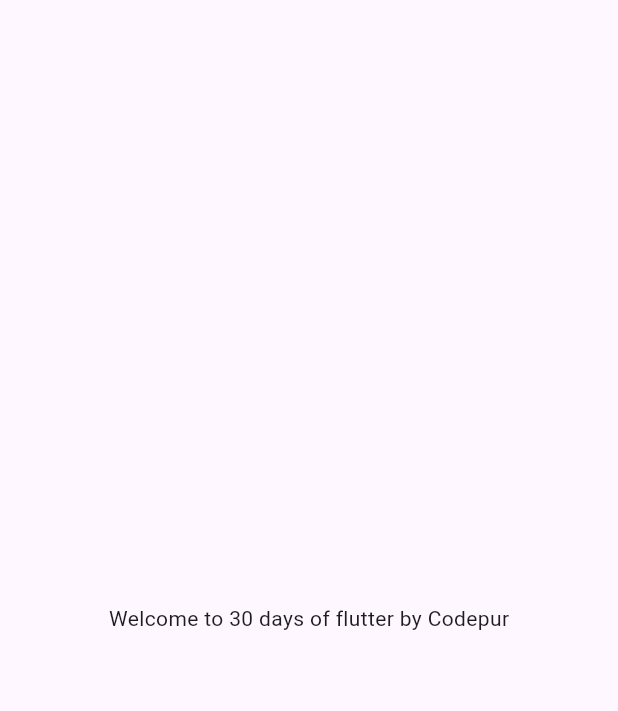
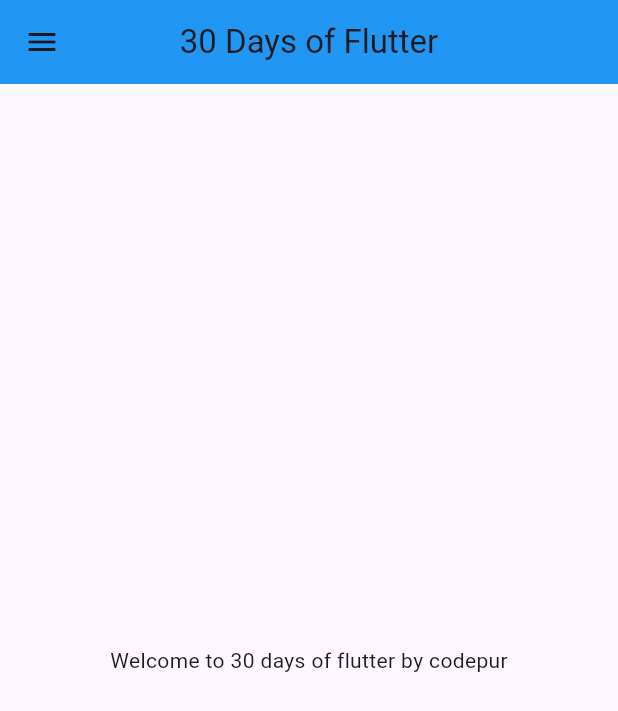
Before and after one commit to Muhammad-Sharafat/30-Days_Of_Flutter, a Flutter app: the screen it shows after launch, on a phone screen of 412 x 824 dp. Shown: the top 711 px of the screen. Run offline on Flutter 3.47's test engine with Material 3 defaults, Android fonts, the phone set to English and light mode, and no system bars.

Commit message:
day 2 completed

```diff
--- a/lib/main.dart
+++ b/lib/main.dart
@@ -1,4 +1,7 @@
+// ignore_for_file: unused_local_variable
+
 import 'package:flutter/material.dart';
+import 'package:thirty_days_flutter/screens/home_screen.dart';
 
 void main() {
   runApp(const MyApp());
@@ -8,18 +11,13 @@ class MyApp extends StatelessWidget {
   const MyApp({super.key});
   @override
   Widget build(BuildContext context) {
-    String channelName = 'Codepur';
-    int days = 30;
+    // String channelName = 'Codepur';
+    // int days = 30;
+    // double pie = 3.14;
+    // bool isMale = true;
 
-    return MaterialApp(
-      home: Material(
-        child: Center(
-          // ignore: avoid_unnecessary_containers
-          child: Container(
-            child: Text('Welcome to $days days of flutter by $channelName'),
-          ),
-        ),
-      ),
+    return const MaterialApp(
+      home: SafeArea(child: HomeScreen()),
     );
   }
 }
--- /dev/null
+++ b/lib/screens/home_screen.dart
@@ -0,0 +1,37 @@
+// ignore_for_file: avoid_unnecessary_containers
+
+import 'package:flutter/material.dart';
+
+class HomeScreen extends StatelessWidget {
+  const HomeScreen({super.key});
+
+  @override
+  Widget build(BuildContext context) {
+    const String channelName = 'codepur';
+    const days = 30;
+    Color blue = Colors.blue;
+    String title = '30 Days of Flutter';
+    return Scaffold(
+      appBar: AppBar(
+        backgroundColor: blue,
+        title: Text(title),
+        centerTitle: true,
+      ),
+      drawer: const Drawer(),
+      body: Center(
+        child: Container(
+          child: const Text('Welcome to $days days of flutter by $channelName'),
+        ),
+      ),
+    );
+  }
+}
+
+// void titled(
+//    String name,
+// ) {
+//   Text(
+//     name,
+//     style:const TextStyle(color: Colors.white),
+//   );
+// }
```
